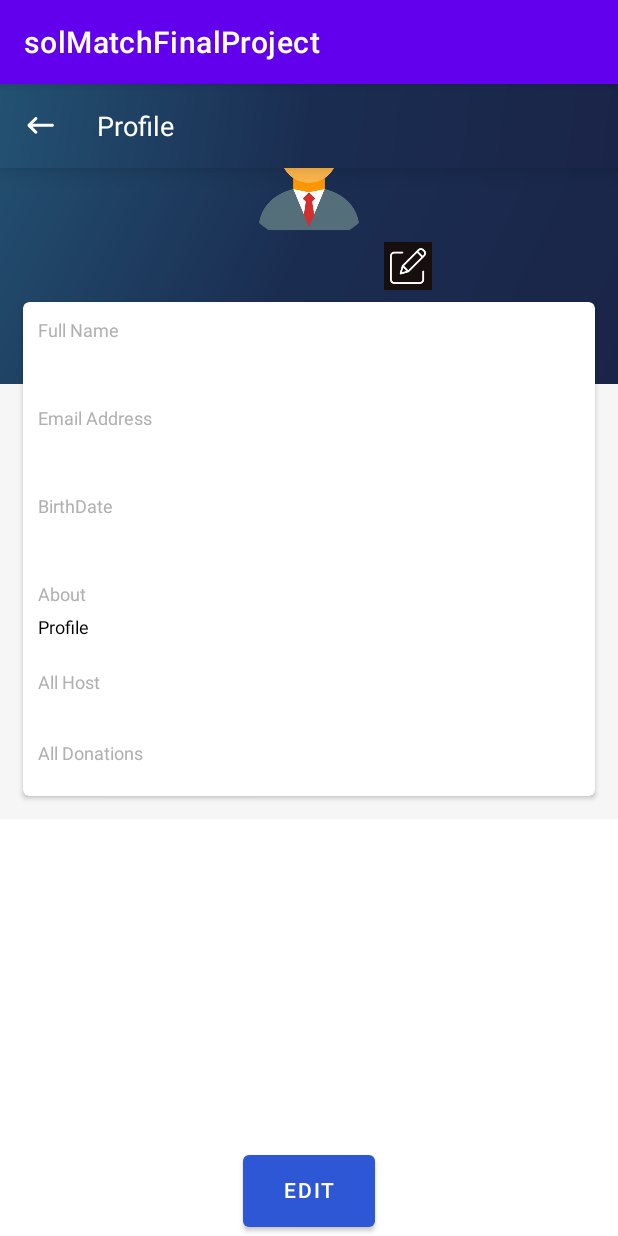
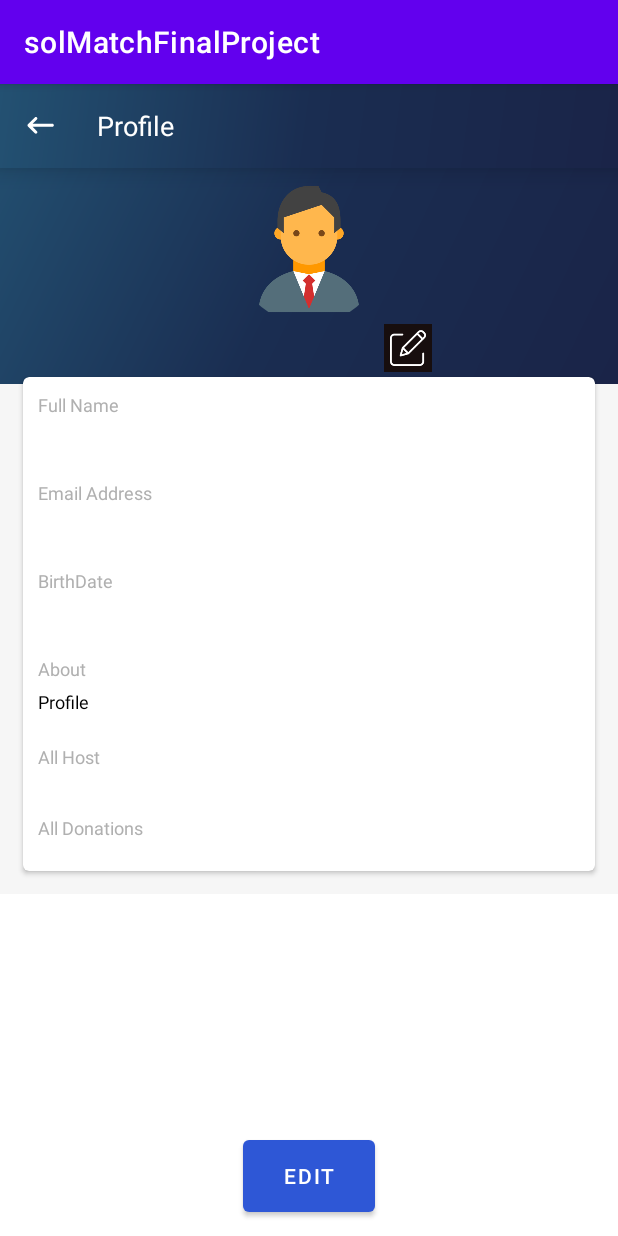
Before and after one commit to noaAssayag/finalProject, an Android app: the EditPersonalDetails screen opened directly, with no data from a screen before it, on a phone screen of 412 x 824 dp. Run offline under Robolectric (Android 15) with nearby library versions, the phone set to English and light mode, and no system bars; our stand-ins replace CircleImageView, Firebase (no records; nobody signed in at launch, a user with empty details on screens opened directly); pictures from the network do not load; 1 statement that could not run was skipped.

```diff
--- a/solMatchFinalProject/app/src/main/java/com/example/solmatchfinalproject/EditPersonalDetails.java
+++ b/solMatchFinalProject/app/src/main/java/com/example/solmatchfinalproject/EditPersonalDetails.java
@@ -64,6 +64,7 @@ import donations.donationAdapter;
 public class EditPersonalDetails extends AppCompatActivity implements RecycleViewInterface, OnImageSelectedListener {
     private static final int PICK_IMAGE_REQUEST = 100;
     private static final int REQUEST_IMAGE_CAPTURE = 11;
+    // todo add bell icon with notifications
     ImageView userImg;
     EditText userName, userEmail, birthDate, attributes;
     TextView donationTitle, hostTitle;
--- a/solMatchFinalProject/app/src/main/java/donations/donationAdapter.java
+++ b/solMatchFinalProject/app/src/main/java/donations/donationAdapter.java
@@ -130,6 +130,7 @@ public class donationAdapter extends RecyclerView.Adapter<donationAdapter.donati
                 removeDon.setOnClickListener(new View.OnClickListener() {
                     @Override
                     public void onClick(View view) {
+
                             int position=getAdapterPosition();
                             if(position!=RecyclerView.NO_POSITION)
                             {
--- a/solMatchFinalProject/app/src/main/res/layout/activity_edit_personal_details.xml
+++ b/solMatchFinalProject/app/src/main/res/layout/activity_edit_personal_details.xml
@@ -53,19 +53,20 @@
             <LinearLayout
                 android:layout_width="match_parent"
                 android:layout_height="match_parent"
-                android:orientation="horizontal">
+                android:orientation="vertical">
 
                 <RelativeLayout
                     android:layout_width="match_parent"
                     android:layout_height="200dp"
-                    android:background="@drawable/bg_gradient">
+                    android:background="@drawable/bg_gradient"
+                    android:orientation="horizontal">
 
                     <de.hdodenhof.circleimageview.CircleImageView
                         android:id="@+id/iv_profile"
                         android:layout_width="100dp"
                         android:layout_height="100dp"
                         android:layout_centerHorizontal="true"
-                        android:layout_marginTop="5dp"
+                        android:layout_marginTop="60dp"
                         android:background="@android:color/transparent"
                         android:src="@drawable/ic_dummy_user" />
 
@@ -83,37 +84,8 @@
                         android:src="@drawable/ic_edit" />
 
 
-                    <LinearLayout
-                        android:layout_width="match_parent"
-                        android:layout_height="wrap_content"
-                        android:gravity="center"
-                        android:orientation="horizontal">
 
-                        <TextView
-                            android:id="@+id/first_name"
-                            android:layout_width="wrap_content"
-                            android:layout_height="wrap_content"
-                            android:background="@null"
-                            android:imeOptions="actionNext"
-                            android:inputType="text"
-                            android:maxLines="1"
-                            android:text=""
-                            android:textColor="@color/white"
-                            android:textSize="14sp"
-                            android:textStyle="bold" />
 
-                        <TextView
-                            android:id="@+id/last_name"
-                            android:layout_width="wrap_content"
-                            android:layout_height="wrap_content"
-                            android:layout_marginStart="5dp"
-                            android:background="@null"
-                            android:imeOptions="actionNext"
-                            android:inputType="text"
-                            android:maxLines="1"
-                            android:textColor="@color/white"
-                            android:textSize="14sp" />
-                    </LinearLayout>
 
                 </RelativeLayout>
 
@@ -122,18 +94,18 @@
 
 
             <FrameLayout
-                android:id="@+id/card"
+
                 android:layout_width="match_parent"
                 android:layout_height="wrap_content"
-                android:layout_marginTop="130dp">
+                android:layout_marginTop="180dp">
 
-                <androidx.cardview.widget.CardView
+                <androidx.cardview.widget.CardView xmlns:card_view="http://schemas.android.com/apk/res-auto"
                     android:layout_width="match_parent"
                     android:layout_height="wrap_content"
                     android:layout_gravity="center"
                     android:layout_margin="15dp"
                     android:elevation="15dp"
-                    app:cardCornerRadius="4dp">
+                    card_view:cardCornerRadius="4dp">
 
 
                     <LinearLayout
@@ -319,7 +291,6 @@
                             </androidx.core.widget.NestedScrollView>
 
                         </LinearLayout>
-
                         <LinearLayout
                             android:layout_width="match_parent"
                             android:layout_height="wrap_content"
@@ -355,6 +326,7 @@
 
                     </LinearLayout>
 
+
                 </androidx.cardview.widget.CardView>
 
 
@@ -364,21 +336,17 @@
         </FrameLayout>
 
     </ScrollView>
-
     <Button
         android:id="@+id/bt_Edit"
         android:layout_width="wrap_content"
         android:layout_height="60dp"
+        android:layout_centerHorizontal="true"
         android:layout_alignParentBottom="true"
-        android:layout_centerHorizontal="true"
-        android:layout_gravity="center"
-        android:paddingBottom="5dp"
+        android:layout_marginBottom="10dp"
         android:text="Edit"
-        android:layout_below="@+id/card"
         android:textAppearance="@style/TextAppearance.MaterialComponents.Button"
         android:textColor="@android:color/white"
-        app:backgroundTint="@color/colorBtSignIn"
-        tools:ignore="NotSibling" />
+        app:backgroundTint="@color/colorBtSignIn" />
 
 
 </RelativeLayout>
```
